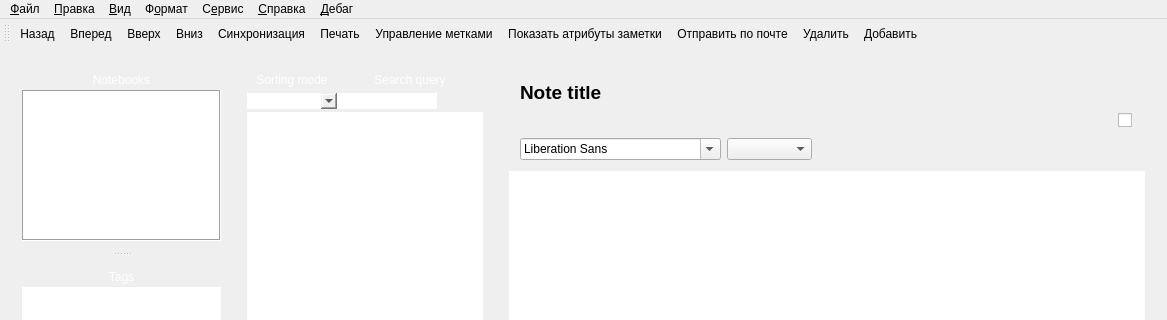
d1vanov/quentier, file gui/src/MainWindow.ui: the form before one commit; both pictures show x 0 to 1167 and y 0 to 320 of the 1167 by 876 pixel window.
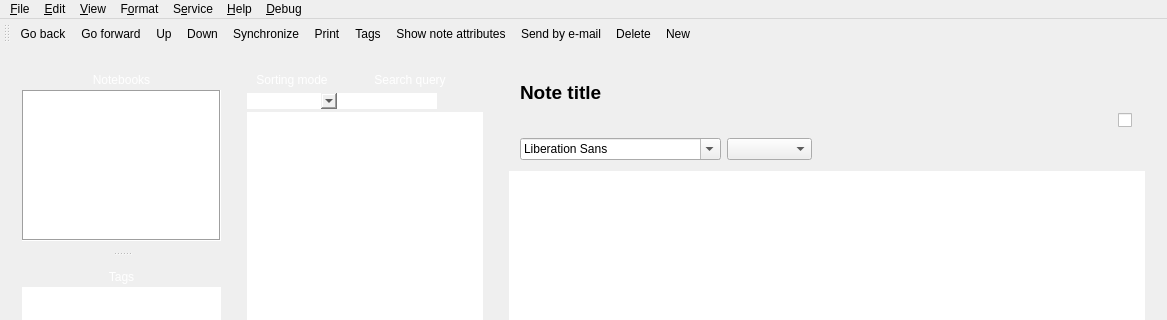
The form after the commit. Icons and pictures are not drawn. Custom widgets are drawn as their Qt base class.

Commit message: Moved to English locale everywhere in MainWindow UI as the default one, add a couple of missing fallback icons

Diff of the .ui file:
```diff
--- a/gui/src/MainWindow.ui
+++ b/gui/src/MainWindow.ui
@@ -1172,12 +1172,12 @@
      <x>0</x>
      <y>0</y>
      <width>1167</width>
-     <height>21</height>
+     <height>23</height>
     </rect>
    </property>
    <widget class="QMenu" name="menuFile">
     <property name="title">
-     <string>&amp;Файл</string>
+     <string>&amp;File</string>
     </property>
     <widget class="QMenu" name="menuNotepad">
      <property name="title">
@@ -1255,7 +1255,7 @@
    </widget>
    <widget class="QMenu" name="menuEdit">
     <property name="title">
-     <string>&amp;Правка</string>
+     <string>&amp;Edit</string>
     </property>
     <addaction name="ActionFindInsideNote"/>
     <addaction name="separator"/>
@@ -1271,7 +1271,7 @@
    </widget>
    <widget class="QMenu" name="menuView">
     <property name="title">
-     <string>&amp;Вид</string>
+     <string>&amp;View</string>
     </property>
     <addaction name="ActionShowNoteInfo"/>
     <addaction name="ActionShowSource"/>
@@ -1295,7 +1295,7 @@
    </widget>
    <widget class="QMenu" name="menuFormat">
     <property name="title">
-     <string>Ф&amp;ормат</string>
+     <string>F&amp;ormat</string>
     </property>
     <widget class="QMenu" name="menuTable">
      <property name="title">
@@ -1366,7 +1366,7 @@
    </widget>
    <widget class="QMenu" name="menuService">
     <property name="title">
-     <string>С&amp;ервис</string>
+     <string>S&amp;ervice</string>
     </property>
     <addaction name="ActionSync"/>
     <addaction name="ActionConnect"/>
@@ -1383,7 +1383,7 @@
    </widget>
    <widget class="QMenu" name="menuHelp">
     <property name="title">
-     <string>&amp;Справка</string>
+     <string>&amp;Help</string>
     </property>
     <addaction name="ActionReleaseComments"/>
     <addaction name="ActionCheckForUpdates"/>
@@ -1391,7 +1391,7 @@
    </widget>
    <widget class="QMenu" name="menuDebug">
     <property name="title">
-     <string>&amp;Дебаг</string>
+     <string>&amp;Debug</string>
     </property>
     <addaction name="actionViewCurrentNoteHtmlInStdOut"/>
    </widget>
@@ -1459,7 +1459,7 @@
     </iconset>
    </property>
    <property name="text">
-    <string>Добавить</string>
+    <string>New</string>
    </property>
    <property name="shortcut">
     <string>Ctrl+N</string>
@@ -1475,7 +1475,7 @@
     </iconset>
    </property>
    <property name="text">
-    <string>Удалить</string>
+    <string>Delete</string>
    </property>
   </action>
   <action name="ActionNoteReindex">
@@ -1605,7 +1605,7 @@
     </iconset>
    </property>
    <property name="text">
-    <string>Отправить по почте</string>
+    <string>Send by e-mail</string>
    </property>
    <property name="shortcut">
     <string>Ctrl+Shift+E</string>
@@ -1621,7 +1621,7 @@
     </iconset>
    </property>
    <property name="text">
-    <string>Печать</string>
+    <string>Print</string>
    </property>
    <property name="shortcut">
     <string>Ctrl+P</string>
@@ -2342,7 +2342,7 @@
     </iconset>
    </property>
    <property name="text">
-    <string>Назад</string>
+    <string>Go back</string>
    </property>
    <property name="toolTip">
     <string>Назад</string>
@@ -2355,7 +2355,7 @@
     </iconset>
    </property>
    <property name="text">
-    <string>Вперед</string>
+    <string>Go forward</string>
    </property>
    <property name="toolTip">
     <string>Вперед</string>
@@ -2371,7 +2371,7 @@
     </iconset>
    </property>
    <property name="text">
-    <string>Вверх</string>
+    <string>Up</string>
    </property>
    <property name="toolTip">
     <string>Вверх</string>
@@ -2384,7 +2384,7 @@
     </iconset>
    </property>
    <property name="text">
-    <string>Вниз</string>
+    <string>Down</string>
    </property>
    <property name="toolTip">
     <string>Вниз</string>
@@ -2396,7 +2396,7 @@
      <normaloff>:/sync_icons/stat_notify_sync.png</normaloff>:/sync_icons/stat_notify_sync.png</iconset>
    </property>
    <property name="text">
-    <string>Синхронизация</string>
+    <string>Synchronize</string>
    </property>
    <property name="toolTip">
     <string>Синхронизация</string>
@@ -2415,7 +2415,7 @@
     </iconset>
    </property>
    <property name="text">
-    <string>Показать атрибуты заметки</string>
+    <string>Show note attributes</string>
    </property>
    <property name="toolTip">
     <string>Показать атрибуты заметки</string>
@@ -2427,7 +2427,7 @@
      <normaloff>:/label/tag.png</normaloff>:/label/tag.png</iconset>
    </property>
    <property name="text">
-    <string>Управление метками</string>
+    <string>Tags</string>
    </property>
    <property name="toolTip">
     <string>Управление метками</string>
```
Left out of the diff: 287 changed lines with no effect on the pictures. The commit also changes 5 other files.
